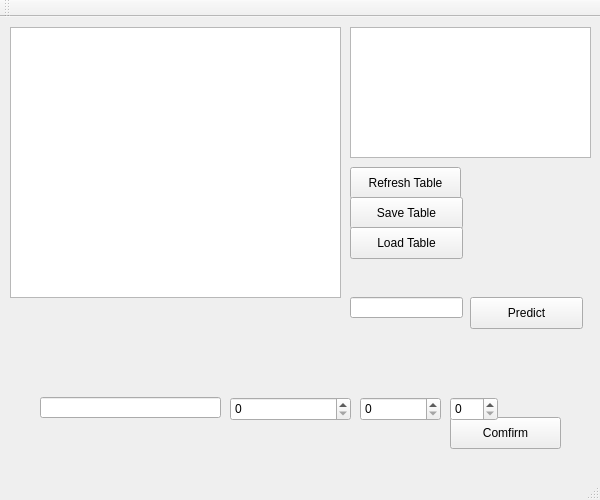
Qt form mainwindow.ui (Kiyotaka86/finalproject) before a commit.
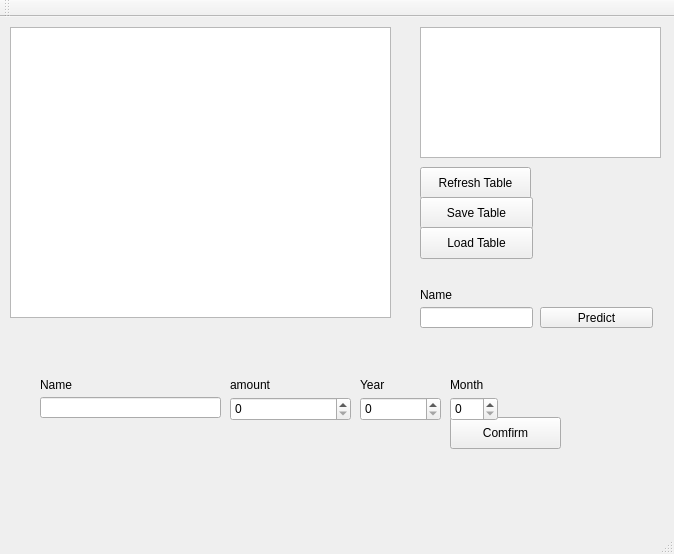
The same form after that commit.

```diff
--- a/mainwindow.ui
+++ b/mainwindow.ui
@@ -6,8 +6,8 @@
    <rect>
     <x>0</x>
     <y>0</y>
-    <width>600</width>
-    <height>500</height>
+    <width>674</width>
+    <height>554</height>
    </rect>
   </property>
   <property name="windowTitle">
@@ -85,7 +85,7 @@
    <widget class="QPushButton" name="refresh">
     <property name="geometry">
      <rect>
-      <x>350</x>
+      <x>420</x>
       <y>150</y>
       <width>111</width>
       <height>32</height>
@@ -100,8 +100,8 @@
      <rect>
       <x>10</x>
       <y>10</y>
-      <width>331</width>
-      <height>271</height>
+      <width>381</width>
+      <height>291</height>
      </rect>
     </property>
     <property name="sortingEnabled">
@@ -111,7 +111,7 @@
    <widget class="QTextBrowser" name="added">
     <property name="geometry">
      <rect>
-      <x>350</x>
+      <x>420</x>
       <y>10</y>
       <width>241</width>
       <height>131</height>
@@ -121,8 +121,8 @@
    <widget class="QLineEdit" name="regname">
     <property name="geometry">
      <rect>
-      <x>350</x>
-      <y>280</y>
+      <x>420</x>
+      <y>290</y>
       <width>113</width>
       <height>21</height>
      </rect>
@@ -131,10 +131,10 @@
    <widget class="QPushButton" name="regexe">
     <property name="geometry">
      <rect>
-      <x>470</x>
-      <y>280</y>
+      <x>540</x>
+      <y>290</y>
       <width>113</width>
-      <height>32</height>
+      <height>21</height>
      </rect>
     </property>
     <property name="text">
@@ -144,7 +144,7 @@
    <widget class="QPushButton" name="save">
     <property name="geometry">
      <rect>
-      <x>350</x>
+      <x>420</x>
       <y>180</y>
       <width>113</width>
       <height>32</height>
@@ -157,7 +157,7 @@
    <widget class="QPushButton" name="load">
     <property name="geometry">
      <rect>
-      <x>350</x>
+      <x>420</x>
       <y>210</y>
       <width>113</width>
       <height>32</height>
@@ -167,6 +167,71 @@
      <string>Load Table</string>
     </property>
    </widget>
+   <widget class="QLabel" name="label">
+    <property name="geometry">
+     <rect>
+      <x>40</x>
+      <y>360</y>
+      <width>59</width>
+      <height>16</height>
+     </rect>
+    </property>
+    <property name="text">
+     <string>Name</string>
+    </property>
+   </widget>
+   <widget class="QLabel" name="label_2">
+    <property name="geometry">
+     <rect>
+      <x>230</x>
+      <y>360</y>
+      <width>59</width>
+      <height>16</height>
+     </rect>
+    </property>
+    <property name="text">
+     <string>amount</string>
+    </property>
+   </widget>
+   <widget class="QLabel" name="label_3">
+    <property name="geometry">
+     <rect>
+      <x>360</x>
+      <y>360</y>
+      <width>59</width>
+      <height>16</height>
+     </rect>
+    </property>
+    <property name="text">
+     <string>Year</string>
+    </property>
+   </widget>
+   <widget class="QLabel" name="label_4">
+    <property name="geometry">
+     <rect>
+      <x>450</x>
+      <y>360</y>
+      <width>59</width>
+      <height>16</height>
+     </rect>
+    </property>
+    <property name="text">
+     <string>Month</string>
+    </property>
+   </widget>
+   <widget class="QLabel" name="label_5">
+    <property name="geometry">
+     <rect>
+      <x>420</x>
+      <y>270</y>
+      <width>59</width>
+      <height>16</height>
+     </rect>
+    </property>
+    <property name="text">
+     <string>Name</string>
+    </property>
+   </widget>
   </widget>
   <widget class="QMenuBar" name="menuBar">
    <property name="geometry">
```
Left out of the diff: 2 changed lines with no effect on the pictures.
